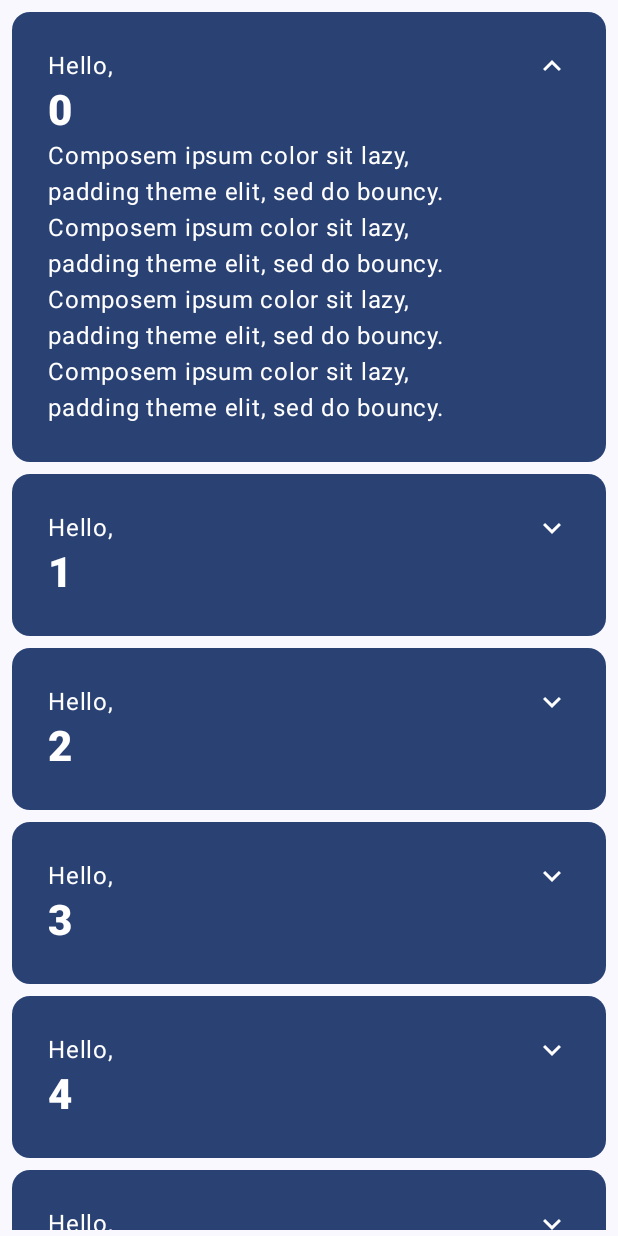
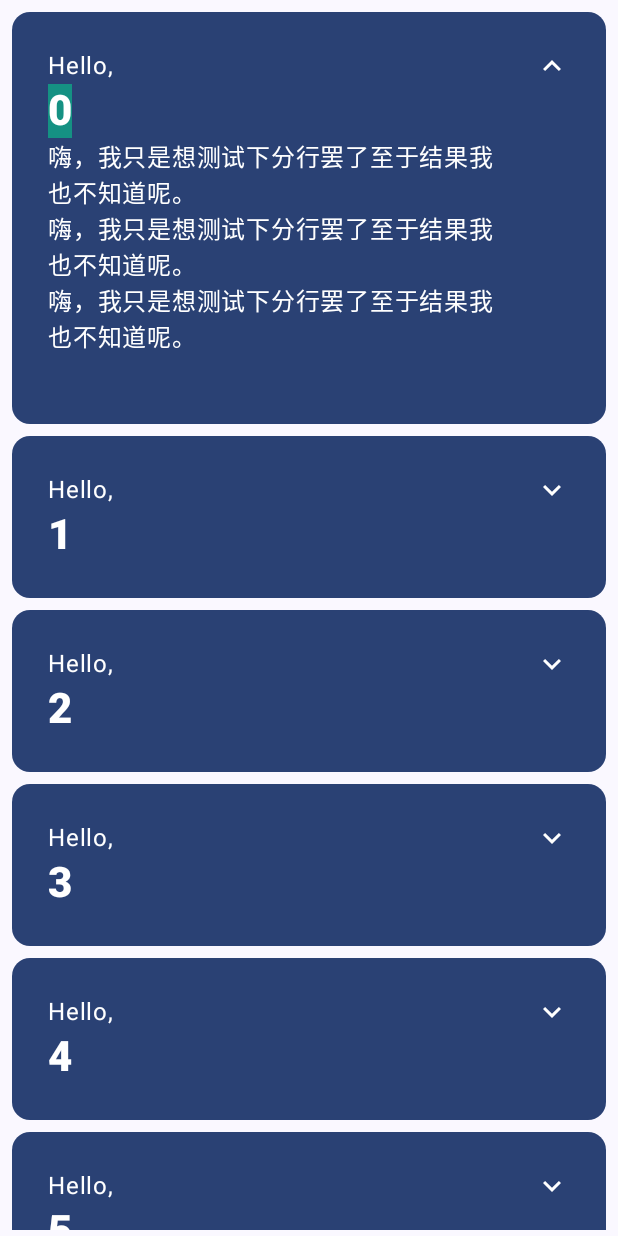
Before and after one commit to on99-mielma/ValuelessAndroidRepo, an Android app built with Jetpack Compose: the screen it shows after launch (MainActivity), after a tap on "Show More", on a phone screen of 412 x 824 dp. Run offline under Robolectric (Android 15) with nearby library versions, the phone set to English and light mode, and no system bars; 1 other tap on this screen came first.

Commit message:
app开启动画

```diff
--- a/jet7thlpp/build.gradle
+++ b/jet7thlpp/build.gradle
@@ -58,6 +58,7 @@ dependencies {
     implementation "androidx.compose.ui:ui-tooling-preview:$compose_version"
     implementation "androidx.compose.material:material-icons-extended:$compose_version"
     implementation 'androidx.compose.material3:material3:1.0.0-alpha02'
+    implementation 'androidx.navigation:navigation-compose:2.5.3'
     testImplementation 'junit:junit:4.13.2'
     androidTestImplementation 'androidx.test.ext:junit:1.1.3'
     androidTestImplementation 'androidx.test.espresso:espresso-core:3.4.0'
--- /dev/null
+++ b/jet7thlpp/src/main/java/com/on99/jet7thlpp/AnimatedSplashScreen.kt
@@ -0,0 +1,118 @@
+package com.on99.jet7thlpp
+
+import android.content.res.Configuration.UI_MODE_NIGHT_YES
+import androidx.compose.animation.core.animateFloatAsState
+import androidx.compose.animation.core.tween
+import androidx.compose.foundation.background
+import androidx.compose.foundation.isSystemInDarkTheme
+import androidx.compose.foundation.layout.Box
+import androidx.compose.foundation.layout.fillMaxSize
+import androidx.compose.foundation.layout.size
+import androidx.compose.material.icons.Icons
+import androidx.compose.material.icons.filled.RamenDining
+import androidx.compose.material3.Icon
+import androidx.compose.runtime.*
+import androidx.compose.ui.Alignment
+import androidx.compose.ui.Modifier
+import androidx.compose.ui.draw.alpha
+import androidx.compose.ui.geometry.CornerRadius
+import androidx.compose.ui.geometry.Offset
+import androidx.compose.ui.geometry.Size
+import androidx.compose.ui.graphics.Color
+import androidx.compose.ui.graphics.drawscope.DrawScope
+import androidx.compose.ui.graphics.drawscope.DrawScope.Companion.DefaultBlendMode
+import androidx.compose.ui.graphics.drawscope.Fill
+import androidx.compose.ui.graphics.painter.Painter
+import androidx.compose.ui.tooling.preview.Preview
+import androidx.compose.ui.unit.dp
+import androidx.navigation.NavHostController
+import com.on99.jet7thlpp.navigation.Screen
+import com.on99.jet7thlpp.ui.theme.MielmaThree
+import kotlinx.coroutines.delay
+
+@Composable
+fun AnimatedSplashScreen(navController:NavHostController){
+    var startAnimation by remember {
+        mutableStateOf(false)
+    }
+    val alphaAnim = animateFloatAsState(
+        targetValue = if (startAnimation) 1f else 0f,
+        animationSpec = tween(
+            durationMillis = 3000//渐变？
+        )
+    )
+    val betaAnim = animateFloatAsState(
+        targetValue = if (startAnimation) 1f else 0f,
+        animationSpec = tween(
+            durationMillis = 4000
+        )
+    )
+    LaunchedEffect(key1 = true){
+        startAnimation = true
+        delay(4000)
+        navController.popBackStack()//这一步后按下返回键就不会回到开启动画了
+        navController.navigate(Screen.Home.route)
+    }
+    Splash(alpha = alphaAnim.value)
+}
+
+@Composable
+fun Splash(alpha:Float){
+//    val mielmaPainter = remember {
+//        object :Painter(){
+//            override val intrinsicSize: Size
+//                get() = Size(Icons.Default.RamenDining.viewportWidth,Icons.Default.RamenDining.viewportHeight)
+//
+//            override fun DrawScope.onDraw() {
+//                drawRoundRect(
+//                    color = MielmaThree,
+//                    topLeft = Offset.Zero,
+////                    size = Size(
+////                        Icons.Default.RamenDining.viewportWidth,
+////                        Icons.Default.RamenDining.viewportHeight
+////                    ),
+//                    cornerRadius = CornerRadius(6.6f),
+////                    style = Fill,
+//                    alpha = beta,
+//                    colorFilter = null,
+//                    blendMode = DefaultBlendMode
+//                )
+//            }
+//        }
+//
+//    }
+    Box(modifier = Modifier
+        .background(if (isSystemInDarkTheme()) Color.Black else Color.LightGray)
+        .fillMaxSize(),
+        contentAlignment = Alignment.Center
+    ){
+//        Icon(
+//            painter = mielmaPainter,
+//            contentDescription = "on99 made",
+//            modifier = Modifier
+//                .size(120.dp),
+//            tint = MielmaThree
+//        )
+        Icon(
+            modifier = Modifier
+                .size(120.dp)
+                .alpha(alpha = alpha),
+            imageVector = Icons.Default.RamenDining,
+            contentDescription = "Logo Icon on99",
+            tint = if (isSystemInDarkTheme()) Color.White else Color.Black
+        )
+    }
+
+}
+
+@Composable
+@Preview
+fun SplashScreenPreview(){
+    Splash(alpha = 1f)
+}
+
+@Composable
+@Preview(uiMode = UI_MODE_NIGHT_YES)
+fun SplashScreenPreviewDark(){
+    Splash(alpha = 0.5f)
+}
--- a/jet7thlpp/src/main/java/com/on99/jet7thlpp/MainActivity.kt
+++ b/jet7thlpp/src/main/java/com/on99/jet7thlpp/MainActivity.kt
@@ -9,46 +9,47 @@ import androidx.compose.material.icons.filled.ExpandLess
 import androidx.compose.material.icons.filled.ExpandMore
 import androidx.compose.animation.animateContentSize
 import androidx.compose.animation.core.*
-import androidx.compose.foundation.ExperimentalFoundationApi
-import androidx.compose.foundation.border
 import androidx.compose.foundation.layout.*
 import androidx.compose.foundation.lazy.LazyColumn
-import androidx.compose.foundation.shape.RoundedCornerShape
 import androidx.compose.material3.*
 import androidx.compose.runtime.*
 import androidx.compose.ui.Alignment
 import androidx.compose.ui.Modifier
-import androidx.compose.ui.draw.rotate
-import androidx.compose.ui.graphics.Color
 import androidx.compose.ui.tooling.preview.Preview
 import androidx.compose.ui.unit.dp
 import com.on99.jet7thlpp.ui.theme.My1stAppTheme
 import androidx.compose.foundation.lazy.items
 import androidx.compose.runtime.saveable.rememberSaveable
+import androidx.compose.ui.graphics.Color
 import androidx.compose.ui.res.stringResource
 import androidx.compose.ui.text.font.FontWeight
+import androidx.navigation.compose.rememberNavController
+import com.on99.jet7thlpp.navigation.SetupNavGraph
+import com.on99.jet7thlpp.ui.theme.MielmaFour
+import com.on99.jet7thlpp.ui.theme.MielmaThree
+import kotlinx.coroutines.delay
 
 class MainActivity : ComponentActivity() {
     override fun onCreate(savedInstanceState: Bundle?) {
         super.onCreate(savedInstanceState)
         setContent {
             My1stAppTheme {
+                val navController = rememberNavController()
                 // A surface container using the 'background' color from the theme
-                Surface(
-                    modifier = Modifier.fillMaxSize(),
-                    color = MaterialTheme.colorScheme.background
-                ) {
-//                    Greeting("Android")
-                    Myapp1(modifier = Modifier.fillMaxSize())
-                }
+//                Surface(
+//                    modifier = Modifier.fillMaxSize(),
+//                    color = MaterialTheme.colorScheme.background
+//                ) {
+//                    Myapp1(modifier = Modifier.fillMaxSize())
+//                }
+                SetupNavGraph(navController = navController)
             }
         }
     }
 }
 
 @Composable
-fun OnboardingScreen(modifier: Modifier = Modifier,onContinueClicked: () -> Unit,){
-    // TODO: This state should be hoisted(状态提升)
+fun OnboardingScreen(modifier: Modifier = Modifier,onContinueClicked: () -> Unit){
 //    var shouldShowOnboarding by remember { mutableStateOf(true) }
 
     Column(
@@ -76,9 +77,20 @@ fun Myapp1(
 //    }
     var shouldShowOnboarding by rememberSaveable { mutableStateOf(true) }
 
-    Surface(modifier, color = MaterialTheme.colorScheme.background) {
+    Surface(
+        modifier = Modifier
+            .animateContentSize(
+                animationSpec = tween(
+                    durationMillis = 1000
+                )
+            ),
+        color = MaterialTheme.colorScheme.background
+    ) {
         if (shouldShowOnboarding) {
-            OnboardingScreen(onContinueClicked = { shouldShowOnboarding = false })
+            OnboardingScreen(onContinueClicked = {
+
+                shouldShowOnboarding = false
+            })
         } else {
             Greetings()
         }
@@ -187,14 +199,29 @@ private fun CardContent(name: String) {
         ) {
             Text(text = "Hello, ")
             Text(
-                text = name, style = MaterialTheme.typography.headlineMedium.copy(
-                    fontWeight = FontWeight.ExtraBold
+                text = name,
+                style = MaterialTheme.typography.headlineMedium.copy(
+                    fontWeight = FontWeight.ExtraBold,
+                    background = if (expanded) MielmaThree else MielmaFour
+                ),
+                modifier = Modifier
+                    .animateContentSize(
+                    animationSpec = tween(
+                        durationMillis = 500
+                    )
                 )
+//                color = if (expanded) MielmaThree else Color.White
+
             )
             if (expanded) {
                 Text(
-                    text = ("Composem ipsum color sit lazy, " +
-                            "padding theme elit, sed do bouncy. ").repeat(4),
+//                    text = ("Composem ipsum color sit lazy, " +
+//                            "padding theme elit, sed do bouncy. ").repeat(4),
+                    text = ("嗨，我只是想测试下分行罢了"+
+                            "至于结果我也不知道呢。\n").repeat(3),
+                    style = MaterialTheme.typography.bodyLarge.copy(
+                        fontWeight = FontWeight.ExtraLight
+                    )
                 )
             }
         }
--- /dev/null
+++ b/jet7thlpp/src/main/java/com/on99/jet7thlpp/navigation/NavGraph.kt
@@ -0,0 +1,30 @@
+package com.on99.jet7thlpp.navigation
+
+import androidx.compose.foundation.layout.fillMaxSize
+import androidx.compose.material3.MaterialTheme
+import androidx.compose.material3.Surface
+import androidx.compose.runtime.*
+import androidx.compose.ui.Modifier
+import androidx.navigation.NavHostController
+import androidx.navigation.compose.NavHost
+import androidx.navigation.compose.composable
+import com.on99.jet7thlpp.AnimatedSplashScreen
+import com.on99.jet7thlpp.Myapp1
+
+@Composable
+fun SetupNavGraph(navController: NavHostController) {
+    NavHost(navController = navController, startDestination = Screen.Splash.route) {
+        composable(route = Screen.Splash.route){
+            AnimatedSplashScreen(navController = navController)
+        }
+        composable(route = Screen.Home.route){
+            Surface(
+                modifier = Modifier.fillMaxSize(),
+                color = MaterialTheme.colorScheme.background
+            ) {
+//                    Greeting("Android")
+                Myapp1(modifier = Modifier.fillMaxSize())
+            }
+        }
+    }
+}
--- /dev/null
+++ b/jet7thlpp/src/main/java/com/on99/jet7thlpp/navigation/Screen.kt
@@ -0,0 +1,6 @@
+package com.on99.jet7thlpp.navigation
+
+sealed class Screen (val route:String){
+    object Splash : Screen(route = "splash_screen")
+    object Home: Screen(route = "home_screen")
+}
--- a/jet7thlpp/src/main/java/com/on99/jet7thlpp/ui/theme/Color.kt
+++ b/jet7thlpp/src/main/java/com/on99/jet7thlpp/ui/theme/Color.kt
@@ -14,3 +14,7 @@ val Navy = Color(0xFF073042)
 val Blue = Color(0xFF4285F4)
 val LightBlue = Color(0xFFD7EFFE)
 val Chartreuse = Color(0xFFEFF7CF)
+val MielmaOne = Color(0xFF0F3562)
+val MielmaTwo = Color(0xFFF03ED4)
+val MielmaThree = Color(0xFF159183)
+val MielmaFour = Color(0x00000000)//透明前两个十六进制是透明度
--- a/jet7thlpp/src/main/java/com/on99/jet7thlpp/ui/theme/Theme.kt
+++ b/jet7thlpp/src/main/java/com/on99/jet7thlpp/ui/theme/Theme.kt
@@ -40,7 +40,7 @@ private val LightColorScheme = lightColorScheme(
     onBackground = Color(0xFF1C1B1F),
     onSurface = Color(0xFF1C1B1F),
     */
-    surface = Blue,
+    surface = MielmaOne,
     onSurface = Color.White,
     primary = LightBlue,
     onPrimary = Navy
```
